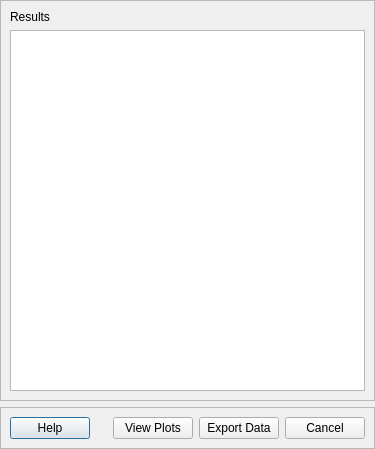
This is src/pyssa/gui/ui/forms/results_view.ui in urban233/PySSA as Qt 5 draws it before an edit. The edited form follows.
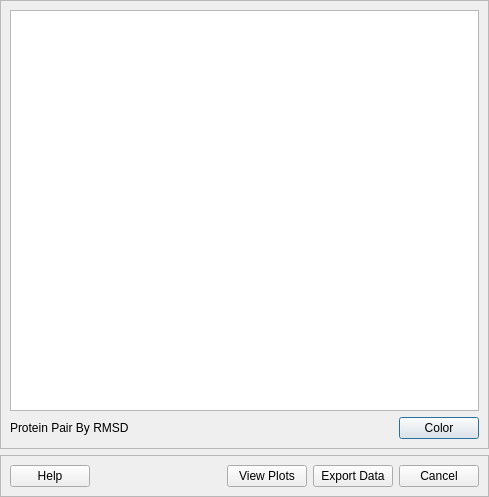
This is the edited form.

Commit message: Replace protein pair coloring logic, streamline results view, and integrate updated results summary dialog

```diff
--- a/src/pyssa/gui/ui/forms/results_view.ui
+++ b/src/pyssa/gui/ui/forms/results_view.ui
@@ -6,8 +6,8 @@
    <rect>
     <x>0</x>
     <y>0</y>
-    <width>375</width>
-    <height>449</height>
+    <width>489</width>
+    <height>497</height>
    </rect>
   </property>
   <property name="windowTitle">
@@ -37,16 +37,40 @@
      <layout class="QVBoxLayout" name="verticalLayout_2">
       <item>
        <layout class="QVBoxLayout" name="verticalLayout">
-        <item>
-         <widget class="QLabel" name="label">
-          <property name="text">
-           <string>Results</string>
-          </property>
-         </widget>
-        </item>
         <item>
          <widget class="QTableWidget" name="table_widget_results"/>
         </item>
+        <item>
+         <layout class="QHBoxLayout" name="horizontalLayout_2">
+          <item>
+           <widget class="QLabel" name="label">
+            <property name="text">
+             <string>Protein Pair By RMSD</string>
+            </property>
+           </widget>
+          </item>
+          <item>
+           <spacer name="horizontalSpacer_2">
+            <property name="orientation">
+             <enum>Qt::Horizontal</enum>
+            </property>
+            <property name="sizeHint" stdset="0">
+             <size>
+              <width>40</width>
+              <height>20</height>
+             </size>
+            </property>
+           </spacer>
+          </item>
+          <item>
+           <widget class="QPushButton" name="btn_color_by_rmsd">
+            <property name="text">
+             <string>Color</string>
+            </property>
+           </widget>
+          </item>
+         </layout>
+        </item>
        </layout>
       </item>
      </layout>
```
The commit also changes 9 other files.
